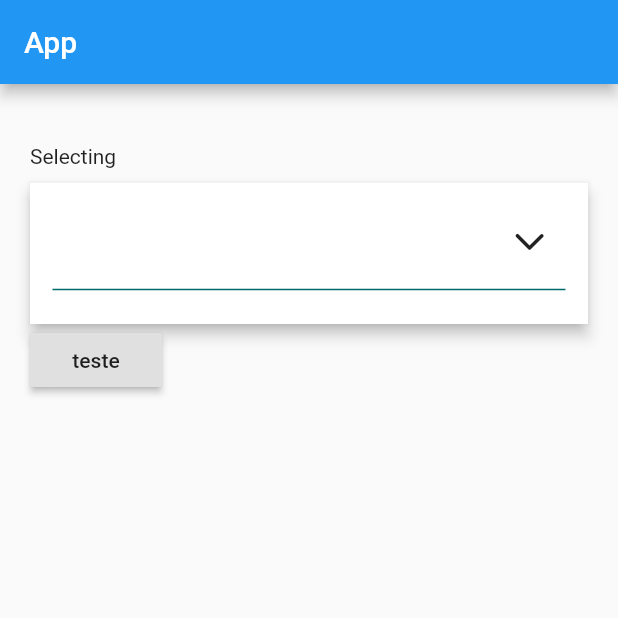
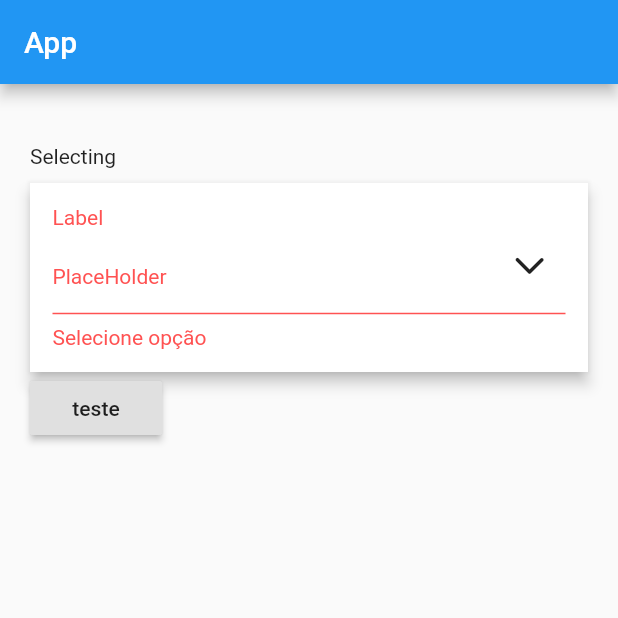
Before and after one commit to ygorrrteles/dropdowncustom, a Flutter app: the screen it shows after launch, after a tap on "tag 2", on a phone screen of 412 x 824 dp, the top half of it. Run offline on Flutter 3.47's test engine with Material 2 defaults, Android fonts, the phone set to English and light mode, and no system bars; drawn by our look-alikes of expandable.

Commit message:
adicionando validação caso não contenha nenhum atributo selecionado na lista

```diff
--- a/lib/custom_drop_down.dart
+++ b/lib/custom_drop_down.dart
@@ -13,6 +13,8 @@ class CustomDropDown extends StatefulWidget {
 class _CustomDropDownState extends State<CustomDropDown> {
   ExpandableController controller;
   bool rotateIcon = false;
+
+  List<TagModel> get tagModelListSelected => widget.tagList.where((e) => e.selected == true).toList();
 
   @override
   void initState() {
@@ -43,18 +45,33 @@ class _CustomDropDownState extends State<CustomDropDown> {
               child: Column(
                 crossAxisAlignment: CrossAxisAlignment.start,
                 children: [
+                  Text(
+                    'Label',
+                    style: TextStyle(
+                      color: tagModelListSelected.length == 0 ? Colors.redAccent : null,
+                    ),
+                  ),
                   Row(
                     children: [
                       Expanded(
-                        child: Wrap(
+                        child: tagModelListSelected.length == 0
+                            ? Container(
+                                margin: EdgeInsets.only(top: 15),
+                                child: Text(
+                                  'PlaceHolder',
+                                  style: TextStyle(
+                                    color: tagModelListSelected.length == 0 ? Colors.redAccent : null,
+                                  ),
+                                ),
+                              )
+                            : Wrap(
                                 children: List.generate(
-                            widget.tagList.where((e) => e.selected == true).length,
+                                  tagModelListSelected.length,
                                   (index) => InputChip(
-                              label: Text(widget.tagList.where((e) => e.selected == true).toList()[index].label),
+                                    label: Text(tagModelListSelected[index].label),
                                     onPressed: () {
                                       setState(() {
-                                  widget.tagList.where((e) => e.selected == true).toList()[index].selected =
-                                      !widget.tagList.where((e) => e.selected == true).toList()[index].selected;
+                                        tagModelListSelected[index].selected = !tagModelListSelected[index].selected;
                                       });
                                     },
                                     onDeleted: () {},
@@ -75,8 +92,14 @@ class _CustomDropDownState extends State<CustomDropDown> {
                   ),
                   Divider(
                     thickness: 1,
-                    color: Color.fromRGBO(0, 106, 106, 1),
-                  )
+                    color: tagModelListSelected.length == 0 ? Colors.redAccent : Color.fromRGBO(0, 106, 106, 1),
+                  ),
+                  Text(
+                    'Selecione opção',
+                    style: TextStyle(
+                      color: tagModelListSelected.length == 0 ? Colors.redAccent : null,
+                    ),
+                  ),
                 ],
               ),
             ),
@@ -92,18 +115,33 @@ class _CustomDropDownState extends State<CustomDropDown> {
                   child: Column(
                     crossAxisAlignment: CrossAxisAlignment.start,
                     children: [
+                      Text(
+                        'Label',
+                        style: TextStyle(
+                          color: tagModelListSelected.length == 0 ? Colors.redAccent : null,
+                        ),
+                      ),
                       Row(
                         children: [
                           Expanded(
-                            child: Wrap(
+                            child: tagModelListSelected.length == 0
+                                ? Container(
+                                    margin: EdgeInsets.only(top: 15),
+                                    child: Text(
+                                      'PlaceHolder',
+                                      style: TextStyle(
+                                        color: tagModelListSelected.length == 0 ? Colors.redAccent : null,
+                                      ),
+                                    ),
+                                  )
+                                : Wrap(
                                     children: List.generate(
-                                widget.tagList.where((e) => e.selected == true).length,
+                                      tagModelListSelected.length,
                                       (index) => InputChip(
-                                  label: Text(widget.tagList.where((e) => e.selected == true).toList()[index].label),
+                                        label: Text(tagModelListSelected[index].label),
                                         onPressed: () {
                                           setState(() {
-                                      widget.tagList.where((e) => e.selected == true).toList()[index].selected =
-                                          !widget.tagList.where((e) => e.selected == true).toList()[index].selected;
+                                            tagModelListSelected[index].selected = !tagModelListSelected[index].selected;
                                           });
                                         },
                                         onDeleted: () {},
@@ -124,8 +162,14 @@ class _CustomDropDownState extends State<CustomDropDown> {
                       ),
                       Divider(
                         thickness: 1,
-                        color: Color.fromRGBO(0, 106, 106, 1),
-                      )
+                        color: tagModelListSelected.length == 0 ? Colors.redAccent : Color.fromRGBO(0, 106, 106, 1),
+                      ),
+                      Text(
+                        'Selecione opção',
+                        style: TextStyle(
+                          color: tagModelListSelected.length == 0 ? Colors.redAccent : null,
+                        ),
+                      ),
                     ],
                   ),
                 ),
```
Lines whose indentation alone changed are shown as unchanged.
